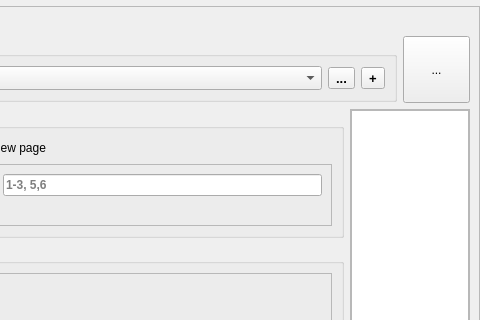
The window that modules/plot/plot_menu.ui (telekom/qgis_plugin_plot) describes before a commit, drawn with Qt 5; both pictures show x 571 to 1051 and y 0 to 320 of the 1051 by 693 pixel window.
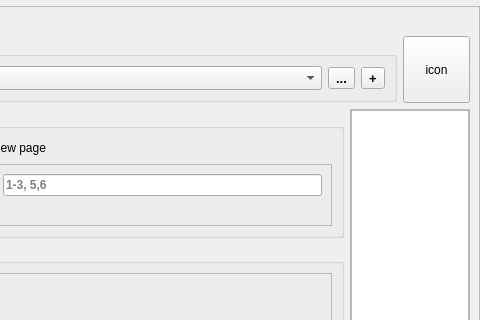
The same window after the commit.

Commit message:
feat:  custom company icon Part1
selcet image, store in qgis user profile folder and show preview of icon

What changed in the file:
```diff
--- a/modules/plot/plot_menu.ui
+++ b/modules/plot/plot_menu.ui
@@ -1068,7 +1068,7 @@
                  </size>
                 </property>
                 <property name="text">
-                 <string>...</string>
+                 <string>icon</string>
                 </property>
                </widget>
               </item>
```
Left out of the diff: 2 changed lines with no effect on the pictures. The commit also changes 1 other file.
